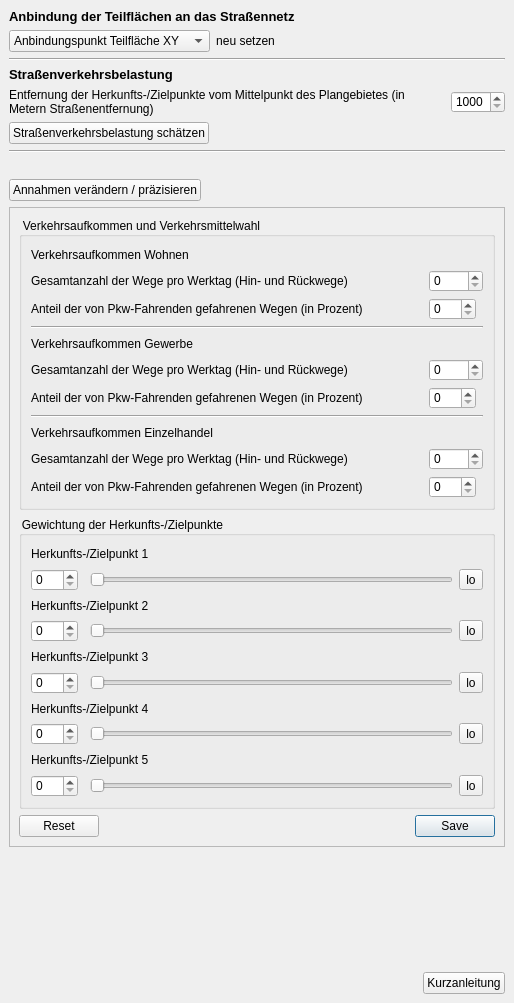
Before: the Qt Designer form projektcheck/ui/ProjektCheck_dockwidget_analysis_03-ViU.ui in projektcheck/ProjektCheck-QGIS, drawn with Qt 5.
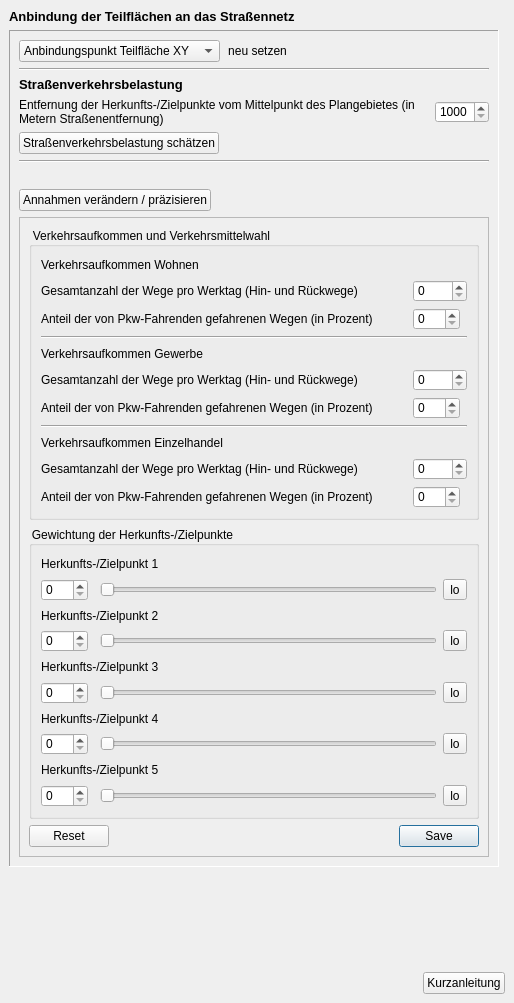
After: the same form once the commit is applied. Icons and pictures are not drawn.

Commit message: consistent design and button icons and icons

```diff
--- a/projektcheck/ui/ProjektCheck_dockwidget_analysis_03-ViU.ui
+++ b/projektcheck/ui/ProjektCheck_dockwidget_analysis_03-ViU.ui
@@ -13,6 +13,10 @@
   <property name="styleSheet">
    <string notr="true">QToolBox:tab {
 	font: bold 10pt ;
+    color: Grey;
+}
+QToolBox:tab:selected {
+	font: bold 10pt ;
     color: black;
 }
 QGroupBox::title {
@@ -22,6 +26,27 @@
 QPushButton::flat{
 background-color: none;
 border: 0;
+border-style:none;
+border-color: blue;
+border-width: 0px;
+border-radius: 0px;
+padding:2px;
+}
+QPushButton::flat:hover{
+background-color: azure;
+border-style:solid;
+border-color: royalblue;
+border-width: 1px;
+border-radius: 0px;
+padding: 2px;
+}
+QPushButton::flat:pressed{
+background-color: powderblue;
+border-style:solid;
+border-color: royalblue;
+border-width: 1px;
+border-radius: 0px;
+padding: 2px;
 }</string>
   </property>
   <property name="windowTitle">
@@ -29,63 +54,7 @@
   </property>
   <widget class="QWidget" name="dockWidgetContents">
    <layout class="QGridLayout" name="gridLayout">
-    <item row="11" column="0" colspan="2">
-     <widget class="Line" name="line_5">
-      <property name="orientation">
-       <enum>Qt::Horizontal</enum>
-      </property>
-     </widget>
-    </item>
-    <item row="9" column="0">
-     <widget class="QLabel" name="label_6">
-      <property name="font">
-       <font>
-        <weight>50</weight>
-        <bold>false</bold>
-       </font>
-      </property>
-      <property name="text">
-       <string>&lt;html&gt;&lt;head/&gt;&lt;body&gt;&lt;p&gt;Entfernung der Herkunfts-/Zielpunkte vom Mittelpunkt des Plangebietes (in Metern Straßenentfernung)&lt;/p&gt;&lt;/body&gt;&lt;/html&gt;</string>
-      </property>
-      <property name="wordWrap">
-       <bool>true</bool>
-      </property>
-     </widget>
-    </item>
-    <item row="17" column="0">
-     <widget class="QPushButton" name="pushButton_15">
-      <property name="sizePolicy">
-       <sizepolicy hsizetype="Fixed" vsizetype="Fixed">
-        <horstretch>0</horstretch>
-        <verstretch>0</verstretch>
-       </sizepolicy>
-      </property>
-      <property name="toolTip">
-       <string>Der Aufplopteil wird eher als xtra Dialog umgesetzt ...</string>
-      </property>
-      <property name="text">
-       <string>Annahmen verändern / präzisieren</string>
-      </property>
-      <property name="icon">
-       <iconset>
-        <normaloff>../../images/iconset_mob/20190619_iconset_mob_specify_2.png</normaloff>../../images/iconset_mob/20190619_iconset_mob_specify_2.png</iconset>
-      </property>
-      <property name="checkable">
-       <bool>true</bool>
-      </property>
-      <property name="flat">
-       <bool>false</bool>
-      </property>
-     </widget>
-    </item>
-    <item row="3" column="0" colspan="2">
-     <widget class="Line" name="line_3">
-      <property name="orientation">
-       <enum>Qt::Horizontal</enum>
-      </property>
-     </widget>
-    </item>
-    <item row="19" column="0">
+    <item row="11" column="0">
      <spacer name="verticalSpacer_3">
       <property name="orientation">
        <enum>Qt::Vertical</enum>
@@ -98,7 +67,79 @@
       </property>
      </spacer>
     </item>
-    <item row="2" column="0" colspan="2">
+    <item row="0" column="0">
+     <widget class="QLabel" name="label">
+      <property name="font">
+       <font>
+        <pointsize>10</pointsize>
+        <weight>75</weight>
+        <bold>true</bold>
+       </font>
+      </property>
+      <property name="text">
+       <string>Anbindung der Teilflächen an das Straßennetz</string>
+      </property>
+     </widget>
+    </item>
+    <item row="12" column="0" colspan="2">
+     <layout class="QHBoxLayout" name="horizontalLayout_3">
+      <property name="leftMargin">
+       <number>0</number>
+      </property>
+      <property name="topMargin">
+       <number>0</number>
+      </property>
+      <property name="rightMargin">
+       <number>0</number>
+      </property>
+      <property name="bottomMargin">
+       <number>0</number>
+      </property>
+      <item>
+       <spacer name="horizontalSpacer_5">
+        <property name="orientation">
+         <enum>Qt::Horizontal</enum>
+        </property>
+        <property name="sizeHint" stdset="0">
+         <size>
+          <width>40</width>
+          <height>20</height>
+         </size>
+        </property>
+       </spacer>
+      </item>
+      <item>
+       <widget class="QPushButton" name="pushButton_3">
+        <property name="sizePolicy">
+         <sizepolicy hsizetype="Fixed" vsizetype="Fixed">
+          <horstretch>0</horstretch>
+          <verstretch>0</verstretch>
+         </sizepolicy>
+        </property>
+        <property name="layoutDirection">
+         <enum>Qt::LeftToRight</enum>
+        </property>
+        <property name="text">
+         <string>Kurzanleitung</string>
+        </property>
+        <property name="icon">
+         <iconset>
+          <normaloff>../../images/iconset_mob/20190619_iconset_mob_info_2.png</normaloff>../../images/iconset_mob/20190619_iconset_mob_info_2.png</iconset>
+        </property>
+       </widget>
+      </item>
+     </layout>
+    </item>
+    <item row="1" column="0">
+     <widget class="QFrame" name="frame">
+      <property name="frameShape">
+       <enum>QFrame::Panel</enum>
+      </property>
+      <property name="frameShadow">
+       <enum>QFrame::Sunken</enum>
+      </property>
+      <layout class="QGridLayout" name="gridLayout_2">
+       <item row="0" column="0" colspan="2">
      <layout class="QHBoxLayout" name="horizontalLayout">
       <item>
        <widget class="QComboBox" name="comboBox">
@@ -128,6 +169,12 @@
           <normaloff>../../images/iconset_mob/20190619_iconset_mob_replace_point_2.png</normaloff>
           <normalon>../../images/iconset_mob/20190619_iconset_mob_replace_point_1.png</normalon>../../images/iconset_mob/20190619_iconset_mob_replace_point_2.png</iconset>
         </property>
+           <property name="iconSize">
+            <size>
+             <width>24</width>
+             <height>24</height>
+            </size>
+           </property>
         <property name="checkable">
          <bool>true</bool>
         </property>
@@ -151,7 +198,44 @@
       </item>
      </layout>
     </item>
-    <item row="9" column="1">
+       <item row="1" column="0" colspan="2">
+        <widget class="Line" name="line_3">
+         <property name="orientation">
+          <enum>Qt::Horizontal</enum>
+         </property>
+        </widget>
+       </item>
+       <item row="2" column="0">
+        <widget class="QLabel" name="label_2">
+         <property name="font">
+          <font>
+           <pointsize>10</pointsize>
+           <weight>75</weight>
+           <bold>true</bold>
+          </font>
+         </property>
+         <property name="text">
+          <string>Straßenverkehrsbelastung</string>
+         </property>
+        </widget>
+       </item>
+       <item row="3" column="0">
+        <widget class="QLabel" name="label_6">
+         <property name="font">
+          <font>
+           <weight>50</weight>
+           <bold>false</bold>
+          </font>
+         </property>
+         <property name="text">
+          <string>&lt;html&gt;&lt;head/&gt;&lt;body&gt;&lt;p&gt;Entfernung der Herkunfts-/Zielpunkte vom Mittelpunkt des Plangebietes (in Metern Straßenentfernung)&lt;/p&gt;&lt;/body&gt;&lt;/html&gt;</string>
+         </property>
+         <property name="wordWrap">
+          <bool>true</bool>
+         </property>
+        </widget>
+       </item>
+       <item row="3" column="1">
      <widget class="QSpinBox" name="spinBox_5">
       <property name="sizePolicy">
        <sizepolicy hsizetype="Fixed" vsizetype="Fixed">
@@ -167,48 +251,73 @@
       </property>
      </widget>
     </item>
-    <item row="12" column="0">
-     <spacer name="horizontalSpacer_3">
-      <property name="orientation">
-       <enum>Qt::Horizontal</enum>
-      </property>
-      <property name="sizeHint" stdset="0">
-       <size>
-        <width>40</width>
-        <height>20</height>
-       </size>
-      </property>
-     </spacer>
-    </item>
-    <item row="0" column="0">
-     <widget class="QLabel" name="label">
-      <property name="font">
-       <font>
-        <pointsize>10</pointsize>
-        <weight>75</weight>
-        <bold>true</bold>
-       </font>
-      </property>
-      <property name="text">
-       <string>Anbindung der Teilflächen an das Straßennetz</string>
-      </property>
-     </widget>
-    </item>
     <item row="4" column="0">
-     <widget class="QLabel" name="label_2">
-      <property name="font">
-       <font>
-        <pointsize>10</pointsize>
-        <weight>75</weight>
-        <bold>true</bold>
-       </font>
-      </property>
+        <widget class="QPushButton" name="pushButton_14">
+         <property name="sizePolicy">
+          <sizepolicy hsizetype="Maximum" vsizetype="Fixed">
+           <horstretch>0</horstretch>
+           <verstretch>0</verstretch>
+          </sizepolicy>
+         </property>
+         <property name="layoutDirection">
+          <enum>Qt::LeftToRight</enum>
+         </property>
       <property name="text">
-       <string>Straßenverkehrsbelastung</string>
-      </property>
-     </widget>
-    </item>
-    <item row="18" column="0" colspan="2">
+          <string>Straßenverkehrsbelastung schätzen</string>
+         </property>
+         <property name="icon">
+          <iconset>
+           <normaloff>../../images/iconset_mob/20190619_iconset_mob_calculate_traffic_3.png</normaloff>../../images/iconset_mob/20190619_iconset_mob_calculate_traffic_3.png</iconset>
+         </property>
+        </widget>
+       </item>
+       <item row="5" column="0" colspan="2">
+        <widget class="Line" name="line_5">
+         <property name="orientation">
+          <enum>Qt::Horizontal</enum>
+         </property>
+        </widget>
+       </item>
+       <item row="6" column="0">
+        <spacer name="horizontalSpacer_3">
+         <property name="orientation">
+          <enum>Qt::Horizontal</enum>
+         </property>
+         <property name="sizeHint" stdset="0">
+          <size>
+           <width>40</width>
+           <height>20</height>
+          </size>
+         </property>
+        </spacer>
+       </item>
+       <item row="7" column="0">
+        <widget class="QPushButton" name="pushButton_15">
+         <property name="sizePolicy">
+          <sizepolicy hsizetype="Fixed" vsizetype="Fixed">
+           <horstretch>0</horstretch>
+           <verstretch>0</verstretch>
+          </sizepolicy>
+         </property>
+         <property name="toolTip">
+          <string>Der Aufplopteil wird eher als xtra Dialog umgesetzt ...</string>
+         </property>
+         <property name="text">
+          <string>Annahmen verändern / präzisieren</string>
+         </property>
+         <property name="icon">
+          <iconset>
+           <normaloff>../../images/iconset_mob/20190619_iconset_mob_specify_2.png</normaloff>../../images/iconset_mob/20190619_iconset_mob_specify_2.png</iconset>
+         </property>
+         <property name="checkable">
+          <bool>true</bool>
+         </property>
+         <property name="flat">
+          <bool>false</bool>
+         </property>
+        </widget>
+       </item>
+       <item row="8" column="0" colspan="2">
      <widget class="QScrollArea" name="scrollArea">
       <property name="minimumSize">
        <size>
@@ -227,7 +336,7 @@
         <rect>
          <x>0</x>
          <y>0</y>
-         <width>494</width>
+            <width>468</width>
          <height>638</height>
         </rect>
        </property>
@@ -595,74 +704,8 @@
       </widget>
      </widget>
     </item>
-    <item row="10" column="0" colspan="2">
-     <widget class="QPushButton" name="pushButton_14">
-      <property name="sizePolicy">
-       <sizepolicy hsizetype="Maximum" vsizetype="Fixed">
-        <horstretch>0</horstretch>
-        <verstretch>0</verstretch>
-       </sizepolicy>
-      </property>
-      <property name="layoutDirection">
-       <enum>Qt::LeftToRight</enum>
-      </property>
-      <property name="text">
-       <string>Straßenverkehrsbelastung schätzen</string>
-      </property>
-      <property name="icon">
-       <iconset>
-        <normaloff>../../images/iconset_mob/20190619_iconset_mob_calculate_traffic_3.png</normaloff>../../images/iconset_mob/20190619_iconset_mob_calculate_traffic_3.png</iconset>
-      </property>
-     </widget>
-    </item>
-    <item row="20" column="0" colspan="2">
-     <layout class="QHBoxLayout" name="horizontalLayout_3">
-      <property name="leftMargin">
-       <number>0</number>
-      </property>
-      <property name="topMargin">
-       <number>0</number>
-      </property>
-      <property name="rightMargin">
-       <number>0</number>
-      </property>
-      <property name="bottomMargin">
-       <number>0</number>
-      </property>
-      <item>
-       <spacer name="horizontalSpacer_5">
-        <property name="orientation">
-         <enum>Qt::Horizontal</enum>
-        </property>
-        <property name="sizeHint" stdset="0">
-         <size>
-          <width>40</width>
-          <height>20</height>
-         </size>
-        </property>
-       </spacer>
-      </item>
-      <item>
-       <widget class="QPushButton" name="pushButton_3">
-        <property name="sizePolicy">
-         <sizepolicy hsizetype="Fixed" vsizetype="Fixed">
-          <horstretch>0</horstretch>
-          <verstretch>0</verstretch>
-         </sizepolicy>
-        </property>
-        <property name="layoutDirection">
-         <enum>Qt::LeftToRight</enum>
-        </property>
-        <property name="text">
-         <string>Kurzanleitung</string>
-        </property>
-        <property name="icon">
-         <iconset>
-          <normaloff>../../images/iconset_mob/20190619_iconset_mob_info_2.png</normaloff>../../images/iconset_mob/20190619_iconset_mob_info_2.png</iconset>
-        </property>
-       </widget>
-      </item>
-     </layout>
+      </layout>
+     </widget>
     </item>
    </layout>
   </widget>
```
Lines whose indentation alone changed are shown as unchanged. The commit also changes 91 other files.
